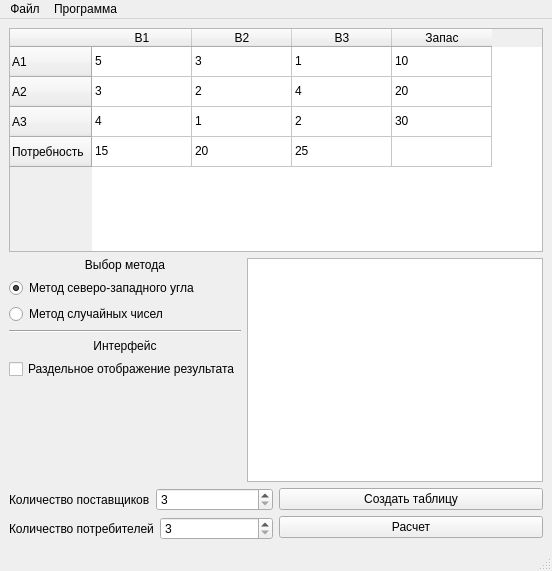
Qt form mainwindow.ui (pavelrd/TransportationProblem) before a commit.
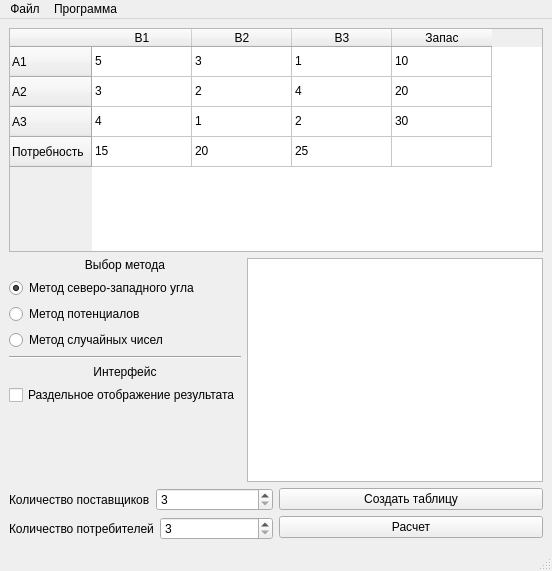
The same form after that commit.

Commit message: Добавлен сброс после расчетов. Добавлен вывод в таблицу данных расчетов в методе расчета потенциалов Добавлено выделение ячеек цветом в методах расчета потенциалов и случайных чисел

Diff of the .ui file:
```diff
--- a/mainwindow.ui
+++ b/mainwindow.ui
@@ -246,6 +246,16 @@
         </attribute>
        </widget>
       </item>
+      <item>
+       <widget class="QRadioButton" name="radioButton_potetntialsMethod">
+        <property name="text">
+         <string>Метод потенциалов</string>
+        </property>
+        <attribute name="buttonGroup">
+         <string notr="true">buttonGroup</string>
+        </attribute>
+       </widget>
+      </item>
       <item>
        <widget class="QRadioButton" name="radioButton_randomMethod">
         <property name="text">
```
The commit also changes 3 other files.
